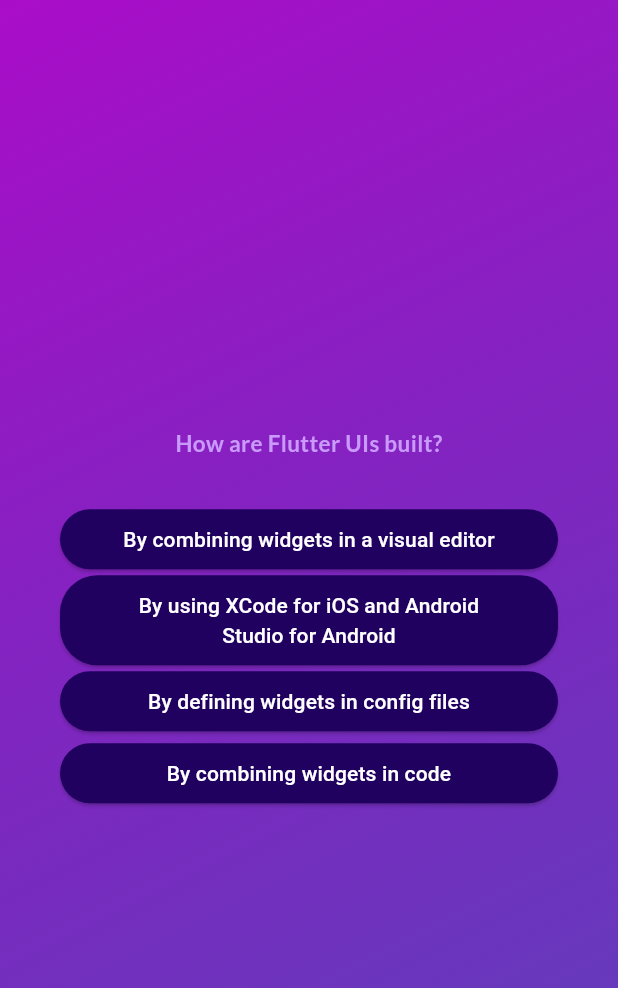
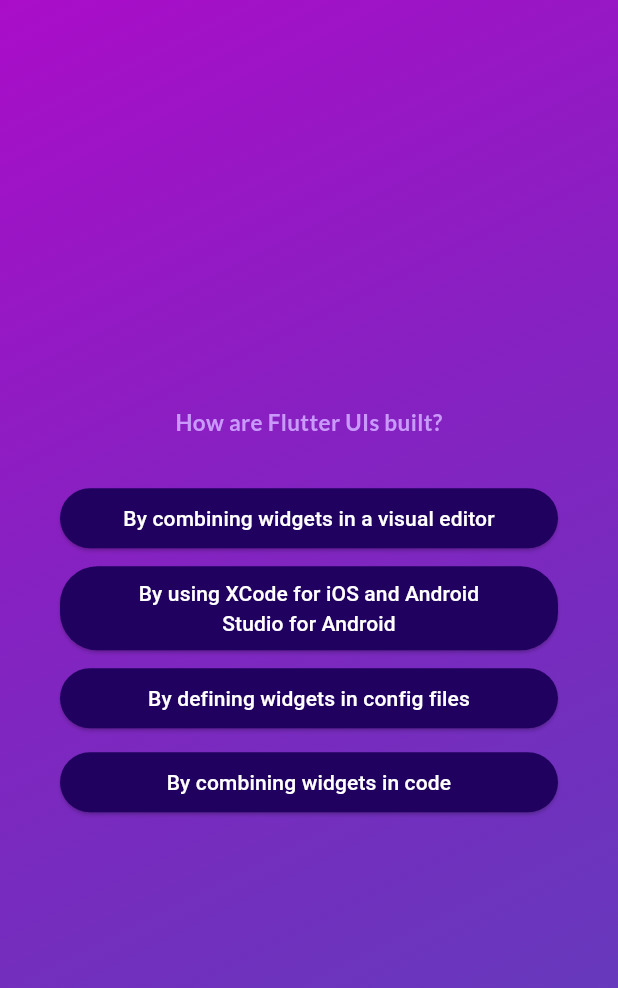
Before and after one commit to solena8/tuto_flutter, a Flutter app: the screen it shows after launch, after a tap on "Start Quiz", after a tap on "Components", on a phone screen of 412 x 824 dp. Shown: the top 988 px of the screen. Run offline on Flutter 3.47's test engine with Material 3 defaults, Android fonts, the phone set to English and light mode, and no system bars; our stand-ins replace flutter_bloc, freezed_annotation, google_fonts.

Commit message:
refacto theme and  magic numbers

```diff
--- a/adv_basics/lib/question_screen/answer_button.dart
+++ b/adv_basics/lib/question_screen/answer_button.dart
@@ -1,4 +1,6 @@
 import 'package:flutter/material.dart';
+
+import '../theme/theme.dart';
 
 class AnswerButton extends StatelessWidget {
 
@@ -12,8 +14,8 @@
     return ElevatedButton(
         onPressed: onTap,
         style: ElevatedButton.styleFrom(
-          padding: const EdgeInsets.symmetric(vertical: 10, horizontal: 40),
-          backgroundColor: const Color.fromARGB(255, 33, 1, 95),
+          padding: const EdgeInsets.symmetric(vertical: AppTheme.edgeS, horizontal: AppTheme.edgeXL,),
+          backgroundColor: AppTheme.buttonBackgroundColor,
           foregroundColor: Colors.white,
           shape: RoundedRectangleBorder(borderRadius: BorderRadius.circular(25)),
         ),
--- a/adv_basics/lib/question_screen/question_screen.dart
+++ b/adv_basics/lib/question_screen/question_screen.dart
@@ -33,7 +33,7 @@
     return SizedBox(
       width: double.infinity,
       child: Container(
-        margin: EdgeInsets.all(40),
+        margin: EdgeInsets.all(AppTheme.edgeXL),
         child: Column(
           mainAxisAlignment: MainAxisAlignment.center,
           crossAxisAlignment: CrossAxisAlignment.stretch,
@@ -41,17 +41,19 @@
             Text(
               currentQuestion.text,
               style: AppTheme.defaultFont.copyWith(
-                color: const Color.fromARGB(255, 201, 153, 251),
+                color: AppTheme.textColor,
               ),
               textAlign: TextAlign.center,
             ),
 
-            const SizedBox(height: 30),
+            const SizedBox(height : AppTheme.sizedboxM),
             ...currentQuestion.getShuffledAnswers().map((answer) {
-              return AnswerButton(answerText: answer, onTap: () {
-                answerQuestion(answer);
-
-              });
+              return Padding(
+                padding: const EdgeInsets.only(bottom: AppTheme.edgeS),
+                child: AnswerButton(answerText: answer, onTap: () {
+                  answerQuestion(answer);
+                }),
+              );
             }),
           ],
         ),
--- a/adv_basics/lib/quiz.dart
+++ b/adv_basics/lib/quiz.dart
@@ -1,5 +1,6 @@
 import 'package:adv_basics/question_screen/question_screen.dart';
 import 'package:adv_basics/start_screen/start_screen.dart';
+import 'package:adv_basics/theme/theme.dart';
 import 'package:flutter/material.dart';
 import 'package:adv_basics/data/questions.dart';
 import 'package:adv_basics/results_screen/result_screen.dart';
@@ -56,8 +57,8 @@
           decoration: const BoxDecoration(
             gradient: LinearGradient(
               colors: [
-                Color.fromARGB(255, 170, 13, 200),
-                Color.fromARGB(200, 50, 15, 168),
+                AppTheme.primaryColor,
+                AppTheme.secondaryColor,
               ],
               begin: Alignment.topLeft,
               end: Alignment.bottomRight,
--- a/adv_basics/lib/results_screen/questions_summary.dart
+++ b/adv_basics/lib/results_screen/questions_summary.dart
@@ -29,7 +29,7 @@
                       shape: BoxShape.circle,
                       color: answerColors
                   ),
-                  margin: const EdgeInsets.only(right: AppTheme.edgeMedium, top: AppTheme.edgeSmall),
+                  margin: const EdgeInsets.only(right: AppTheme.edgeM, top: AppTheme.edgeS),
                   child: Center(
                     child: Text(
                       ((data['question_index'] as int) + 1).toString(),
@@ -43,10 +43,10 @@
                       Text(
                         data['question'] as String,
                         style: AppTheme.defaultFont.copyWith(
-                          color: AppTheme.summaryQuestionTextColor,
+                          color: AppTheme.textColor,
                         ),
                       ),
-                      SizedBox(height: AppTheme.edgeSmall),
+                      SizedBox(height: AppTheme.edgeS),
                       Text(data['correct_answer'] as String,
                           style: AppTheme.defaultFont),
                       Text(
@@ -55,7 +55,7 @@
                           color: answerColors,
                         ),
                       ),
-                      SizedBox(height: AppTheme.edgeLarge)
+                      SizedBox(height: AppTheme.edgeL)
                     ],
                   ),
                 ),
--- a/adv_basics/lib/results_screen/result_screen.dart
+++ b/adv_basics/lib/results_screen/result_screen.dart
@@ -6,6 +6,8 @@
 import 'package:google_fonts/google_fonts.dart';
 import 'package:adv_basics/data/questions.dart';
 import 'package:adv_basics/results_screen/questions_summary.dart';
+
+import '../theme/theme.dart';
 
 // Cubit permet à un écran dynamique d'être un stateless widget
 class ResultScreen extends StatelessWidget {
@@ -41,23 +43,22 @@
               return SizedBox(
                 width: double.infinity,
                 child: Container(
-                  margin: const EdgeInsets.all(40),
+                  margin: const EdgeInsets.all(AppTheme.edgeXL),
                   child: Column(
                     mainAxisAlignment: MainAxisAlignment.center,
                     crossAxisAlignment: CrossAxisAlignment.stretch,
                     children: [
                       Text(
                         'You have answered $numCorrectQuestions out of $numTotalQuestions questions correctly',
-                        style: GoogleFonts.lato(
-                          color: const Color.fromARGB(255, 201, 153, 251),
+                        style: AppTheme.defaultFont.copyWith(
+                          color: AppTheme.textColor,
                           fontSize: 20,
-                          fontWeight: FontWeight.bold,
                         ),
                         textAlign: TextAlign.center,
                       ),
-                      const SizedBox(height: 30),
+                      const SizedBox(height: AppTheme.sizedboxM),
                       QuestionSummary(result),
-                      const SizedBox(height: 30),
+                      const SizedBox(height: AppTheme.sizedboxM),
                       StartButton(restartQuiz, 'Restart Quiz'),
                     ],
                   ),
--- a/adv_basics/lib/start_screen/start_screen.dart
+++ b/adv_basics/lib/start_screen/start_screen.dart
@@ -1,11 +1,10 @@
 import 'package:adv_basics/startButton.dart';
+import 'package:adv_basics/theme/theme.dart';
 import 'package:flutter/material.dart';
 import 'package:google_fonts/google_fonts.dart';
 
 class StartScreen extends StatelessWidget {
   const StartScreen(this.startQuiz, {super.key});
-
-  // On passe en argument une fonction sans arguments qui ne retournera rien)
 
   final void Function() startQuiz;
 
@@ -18,18 +17,17 @@
           Image.asset(
             'assets/images/quiz-logo.png',
             width: 300,
-            color: Color.fromARGB(150, 255, 255, 255),
+            color: AppTheme.backgroundColor,
           ),
-          const SizedBox(height: 80),
+          const SizedBox(height: AppTheme.sizedboxL),
           Text(
             'Learn Flutter the fun way!',
-            style: GoogleFonts.lato(
-              color: const Color.fromARGB(255, 201, 153, 251),
+            style: AppTheme.defaultFont.copyWith(
+              color: AppTheme.textColor,
               fontSize: 24,
-              fontWeight: FontWeight.bold,
             ),
           ),
-          const SizedBox(height: 30),
+          const SizedBox(height: AppTheme.sizedboxM),
           StartButton(startQuiz, 'Start Quiz')
         ],
       ),
--- a/adv_basics/lib/theme/theme.dart
+++ b/adv_basics/lib/theme/theme.dart
@@ -1,25 +1,26 @@
-
 import 'package:flutter/material.dart';
 import 'package:google_fonts/google_fonts.dart';
 
 class AppTheme {
+  static final TextStyle defaultFont =
+      GoogleFonts.lato(fontSize: 15, fontWeight: FontWeight.bold);
 
-  static final TextStyle defaultFont = GoogleFonts.lato(
-    fontSize: 15,
-    fontWeight: FontWeight.bold);
-
-  static const double edgeSmall = 8.0;
-  static const double edgeMedium = 16.0;
-  static const double edgeLarge = 24.0;
-  static const double pXLarge = 40.0;
+  static const double edgeS = 8.0;
+  static const double edgeM = 16.0;
+  static const double edgeL = 24.0;
+  static const double edgeXL = 40.0;
 
   static const double sizedboxXXL = 300.0;
-  static const double indexCircleSize = 30.0;
+  static const double sizedboxL = 80.0;
+  static const double sizedboxM = 30.0;
 
   static const SizedBox spaceS = SizedBox(height: 8.0);
   static const SizedBox spaceM = SizedBox(height: 16.0);
   static const SizedBox spaceL = SizedBox(height: 24.0);
 
-  static const Color summaryQuestionTextColor = Color.fromARGB(255, 201, 153, 251);
-
+  static const Color primaryColor = Color.fromARGB(255, 170, 13, 200);
+  static const Color secondaryColor = Color.fromARGB(200, 50, 15, 168);
+  static const Color textColor = Color.fromARGB(255, 201, 153, 251);
+  static const Color backgroundColor = Color.fromARGB(150, 255, 255, 255);
+  static const Color buttonBackgroundColor = Color.fromARGB(255, 33, 1, 95);
 }
```
